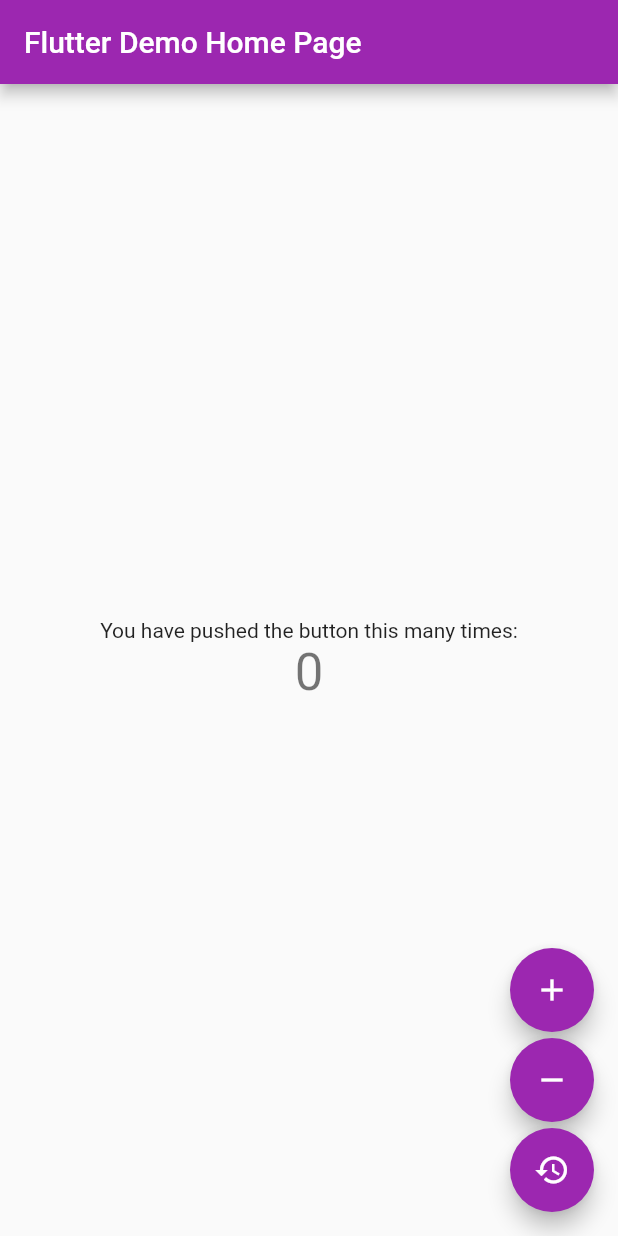
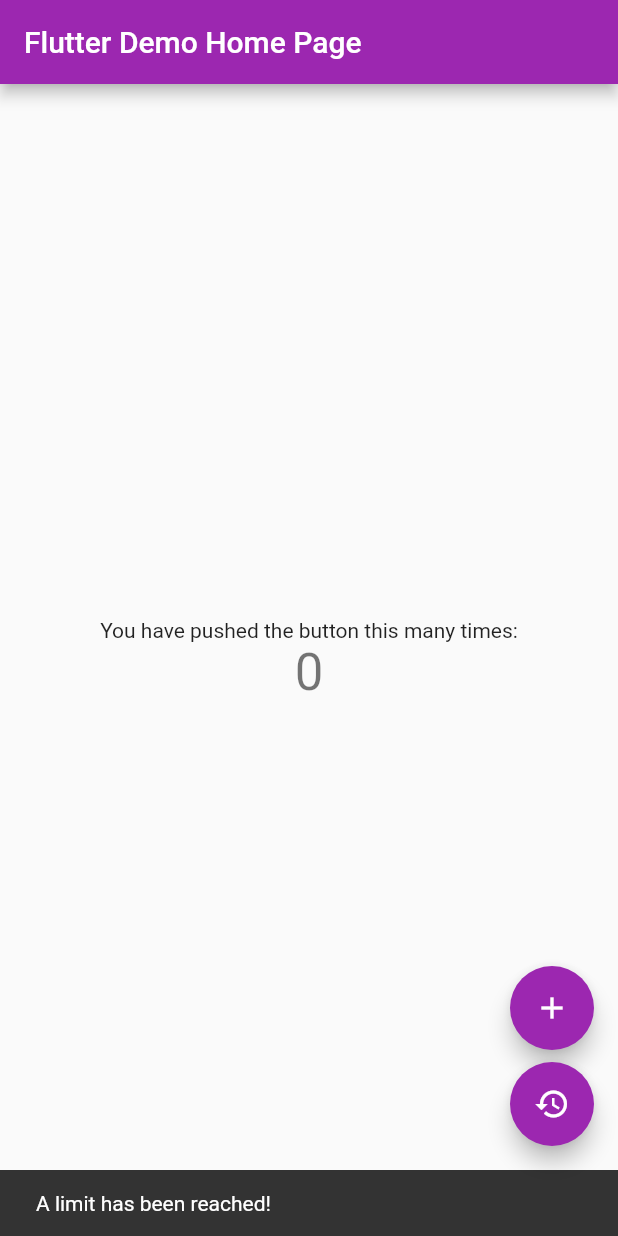
Before and after one commit to SEGVeenstra/washington, a Flutter app: the screen it shows after launch, after a tap on the "add" icon, after a tap on the "remove" icon, on a phone screen of 412 x 824 dp. Run offline on Flutter 3.47's test engine with Material 2 defaults, Android fonts, the phone set to English and light mode, and no system bars.

Commit message:
Add Listener widgets

```diff
--- a/washington/example/lib/main.dart
+++ b/washington/example/lib/main.dart
@@ -1,17 +1,49 @@
 import 'package:flutter/material.dart';
+import 'package:provider/provider.dart';
 import 'package:washington/washington.dart';
 
-class CounterIncrement {}
+// User Events
+class CounterIncrementPressed {}
 
-class CounterDecrement {}
+class CounterDecrementPressed {}
 
-class CounterReset {}
+class CounterResetPressed {}
+
+// CounterState Event
+class CounterResetted {}
+
+class LimitReached {}
 
 class CounterState extends UnitedState<int> {
-  CounterState() : super(0) {
-    addHandler<CounterIncrement>((_) => updateState(value + 1));
-    addHandler<CounterDecrement>((_) => updateState(value - 1));
-    addHandler<CounterReset>((_) => updateState(0));
+  final int lowerLimit;
+  final int upperLimit;
+
+  CounterState({
+    required this.upperLimit,
+    required this.lowerLimit,
+  }) : super(0) {
+    addHandler<CounterIncrementPressed>((_) {
+      if (value < upperLimit) {
+        updateState(value + 1);
+      }
+      if (value == upperLimit) {
+        Washington.instance.dispatch(LimitReached());
+      }
+    });
+
+    addHandler<CounterDecrementPressed>((_) {
+      if (value > lowerLimit) {
+        updateState(value - 1);
+      }
+      if (value == lowerLimit) {
+        Washington.instance.dispatch(LimitReached());
+      }
+    });
+
+    addHandler<CounterResetPressed>((_) {
+      updateState(0);
+      Washington.instance.dispatch(CounterResetted());
+    });
   }
 }
 
@@ -25,7 +57,7 @@ class MyApp extends StatelessWidget {
   @override
   Widget build(BuildContext context) {
     return StateProvider(
-      state: CounterState(),
+      state: CounterState(lowerLimit: 0, upperLimit: 5),
       child: MaterialApp(
         title: 'Washington Demo',
         theme: ThemeData(primarySwatch: Colors.purple),
@@ -42,11 +74,29 @@ class MyHomePage extends StatelessWidget {
 
   @override
   Widget build(BuildContext context) {
+    final counterState = context.watch<CounterState>();
     return Scaffold(
       appBar: AppBar(
         title: Text(title),
       ),
-      body: Center(
+      body: EventListener(
+        listener: (context, event) {
+          if (event is CounterResetted) {
+            ScaffoldMessenger.of(context).showSnackBar(
+                const SnackBar(content: Text('Counter has been reset!')));
+          }
+          if (event is LimitReached) {
+            ScaffoldMessenger.of(context).showSnackBar(
+                const SnackBar(content: Text('A limit has been reached!')));
+          }
+        },
+        child: StateListener<CounterState>(
+          listener: (context, state) {
+            if (state.value >= 10) {
+              Washington.instance.dispatch(CounterResetPressed());
+            }
+          },
+          child: Center(
             child: Column(
               mainAxisAlignment: MainAxisAlignment.center,
               children: <Widget>[
@@ -64,23 +114,30 @@ class MyHomePage extends StatelessWidget {
               ],
             ),
           ),
+        ),
+      ),
       floatingActionButton: Column(
         mainAxisSize: MainAxisSize.min,
         children: [
+          if (counterState.value < counterState.upperLimit)
             FloatingActionButton(
-            onPressed: () => Washington.instance.dispatch(CounterIncrement()),
+              onPressed: () =>
+                  Washington.instance.dispatch(CounterIncrementPressed()),
               tooltip: 'Increment',
               child: const Icon(Icons.add),
             ),
           const SizedBox(height: 4),
+          if (counterState.value > counterState.lowerLimit)
             FloatingActionButton(
-            onPressed: () => Washington.instance.dispatch(CounterDecrement()),
+              onPressed: () =>
+                  Washington.instance.dispatch(CounterDecrementPressed()),
               tooltip: 'Decrement',
               child: const Icon(Icons.remove),
             ),
           const SizedBox(height: 4),
           FloatingActionButton(
-            onPressed: () => Washington.instance.dispatch(CounterReset()),
+            onPressed: () =>
+                Washington.instance.dispatch(CounterResetPressed()),
             tooltip: 'Reset',
             child: const Icon(Icons.restore),
           ),
--- a/washington/lib/src/event_listener.dart
+++ b/washington/lib/src/event_listener.dart
@@ -1,15 +1,37 @@
 import 'package:flutter/widgets.dart';
+import 'package:washington/washington.dart';
 
 class EventListener extends StatefulWidget {
-  const EventListener({Key? key}) : super(key: key);
+  final void Function(BuildContext context, Object event) listener;
+  final Widget child;
+
+  const EventListener({
+    required this.listener,
+    required this.child,
+    Key? key,
+  }) : super(key: key);
 
   @override
   _EventListenerState createState() => _EventListenerState();
 }
 
 class _EventListenerState extends State<EventListener> {
+  void _callback(Object event) {
+    widget.listener(context, event);
+  }
+
   @override
-  Widget build(BuildContext context) {
-    return Container();
+  void initState() {
+    Washington.instance.addListener(_callback);
+    super.initState();
   }
+
+  @override
+  void dispose() {
+    Washington.instance.removeListener(_callback);
+    super.dispose();
+  }
+
+  @override
+  Widget build(BuildContext context) => widget.child;
 }
--- a/washington/lib/src/state_builder.dart
+++ b/washington/lib/src/state_builder.dart
@@ -15,7 +15,7 @@ class StateBuilder<T extends UnitedState> extends StatelessWidget {
 
   @override
   Widget build(BuildContext context) {
-    final s = context.watch<T>();
-    return builder(context, s, child);
+    final state = context.watch<T>();
+    return builder(context, state, child);
   }
 }
--- /dev/null
+++ b/washington/lib/src/state_listener.dart
@@ -0,0 +1,49 @@
+import 'package:flutter/widgets.dart';
+import 'package:provider/provider.dart';
+import 'package:washington/washington.dart';
+
+class StateListener<T extends UnitedState> extends StatefulWidget {
+  final Widget child;
+  final void Function(BuildContext context, T state) listener;
+  late final void Function(BuildContext context, UnitedState state)
+      _listenerCallback;
+
+  StateListener({
+    required this.child,
+    required this.listener,
+    Key? key,
+  }) : super(key: key) {
+    _listenerCallback = (context, state) => listener(context, state as T);
+  }
+
+  @override
+  _StateListenerState createState() => _StateListenerState<T>();
+}
+
+class _StateListenerState<T extends UnitedState> extends State<StateListener> {
+  VoidCallback? _listener;
+  T? state;
+
+  @override
+  Widget build(BuildContext context) {
+    if (_listener != null) {
+      state?.removeListener(_listener!);
+    }
+
+    state = context.read<T>();
+    _listener = () {
+      widget._listenerCallback(context, state!);
+    };
+
+    state?.addListener(_listener!);
+    return widget.child;
+  }
+
+  @override
+  void dispose() {
+    if (_listener != null) {
+      state?.removeListener(_listener!);
+    }
+    super.dispose();
+  }
+}
--- a/washington/lib/src/united_state.dart
+++ b/washington/lib/src/united_state.dart
@@ -2,7 +2,7 @@ part of 'washington.dart';
 
 typedef StateHandler = void Function(Object event);
 
-class UnitedState<T> extends ChangeNotifier {
+class UnitedState<T extends Object> extends ChangeNotifier {
   final _handlers = <Type, StateHandler>{};
   T _value;
   T get value => _value;
--- a/washington/lib/src/washington.dart
+++ b/washington/lib/src/washington.dart
@@ -1,6 +1,8 @@
 import 'package:flutter/material.dart';
 
 part 'united_state.dart';
+
+typedef EventCallback = void Function(Object state);
 
 class Washington {
   static Washington? _instance;
@@ -8,7 +10,13 @@ class Washington {
 
   Washington._();
 
+  final _eventListeners = <EventCallback>[];
   final states = <UnitedState>[];
+
+  void addListener(EventCallback listener) => _eventListeners.add(listener);
+
+  void removeListener(EventCallback listener) =>
+      _eventListeners.remove(listener);
 
   void _add(UnitedState state) {
     states.add(state);
@@ -19,6 +27,9 @@ class Washington {
   }
 
   void dispatch(Object event) {
+    for (final callback in _eventListeners) {
+      callback(event);
+    }
     for (final state in states) {
       state._dispatchEvent(event);
     }
--- a/washington/lib/washington.dart
+++ b/washington/lib/washington.dart
@@ -2,5 +2,6 @@ library washington;
 
 export 'src/event_listener.dart';
 export 'src/state_builder.dart';
+export 'src/state_listener.dart';
 export 'src/state_provider.dart';
 export 'src/washington.dart';
```
Also changed, not shown: 1 other file. Lines whose indentation alone changed are shown as unchanged.
